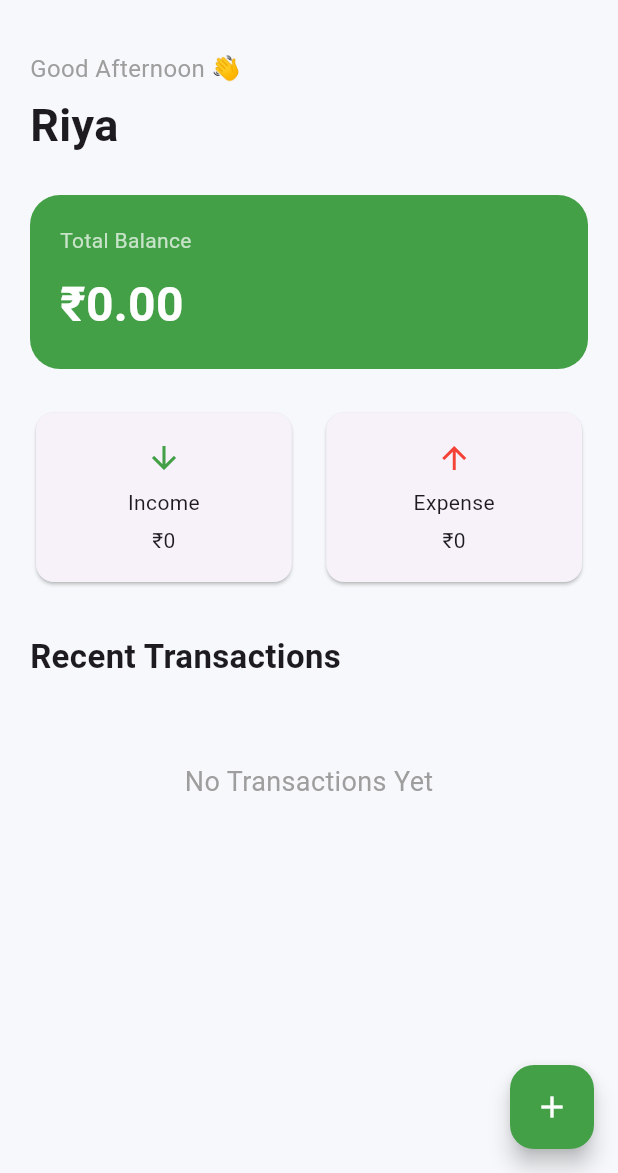
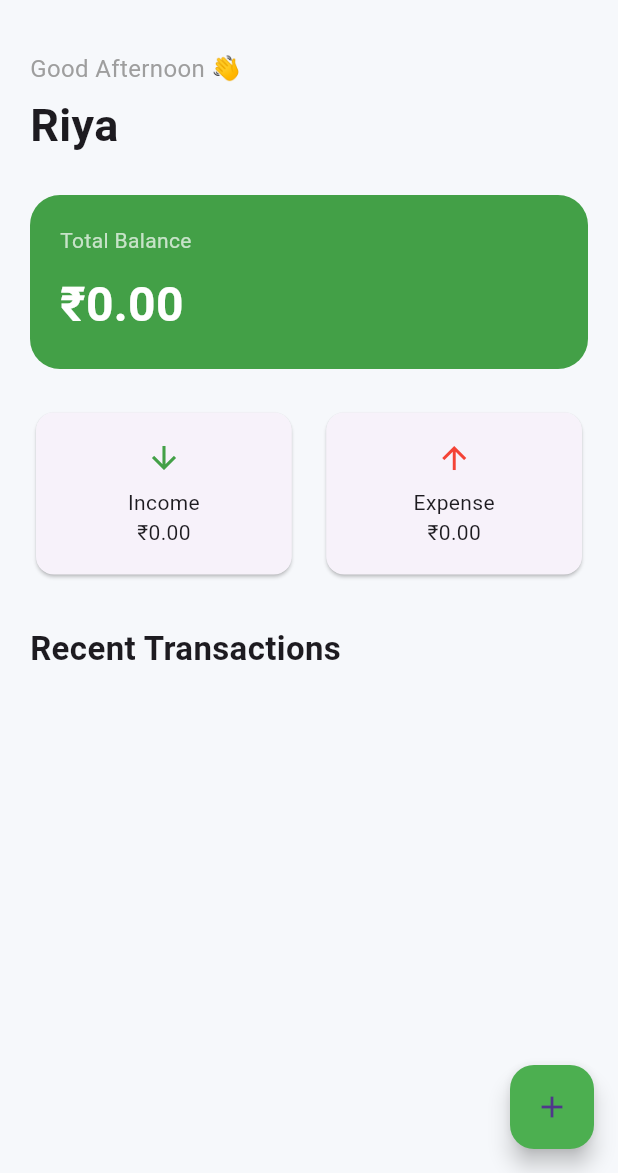
Before and after one commit to riya3100/pocket_tracker, a Flutter app: the DashboardScreen screen opened directly, on a phone screen of 412 x 824 dp, the part 63-1236 px from its top. Run offline on Flutter 3.47's test engine with Material 3 defaults, Android fonts, the phone set to English and light mode, and no system bars; our stand-ins replace cloud_firestore, firebase_auth, firebase_core; accounts and stored records are empty.

Commit message:
transaction is successfull

```diff
--- a/lib/screens/home/dashboard_screen.dart
+++ b/lib/screens/home/dashboard_screen.dart
@@ -1,7 +1,17 @@
 import 'package:flutter/material.dart';
+import 'package:cloud_firestore/cloud_firestore.dart';
+import 'add_transaction_screen.dart';
 
-class DashboardScreen extends StatelessWidget {
+class DashboardScreen extends StatefulWidget {
   const DashboardScreen({super.key});
+
+  @override
+  State<DashboardScreen> createState() => _DashboardScreenState();
+}
+
+class _DashboardScreenState extends State<DashboardScreen> {
+  double totalIncome = 0;
+  double totalExpense = 0;
 
   @override
   Widget build(BuildContext context) {
@@ -13,14 +23,47 @@ class DashboardScreen extends StatelessWidget {
         elevation: 0,
         title: const Text(
           "Pocket Tracker",
-          style: TextStyle(color: Colors.black, fontWeight: FontWeight.bold),
+          style: TextStyle(
+            color: Colors.black,
+            fontWeight: FontWeight.bold,
+          ),
         ),
       ),
 
-      body: Padding(
+      body: StreamBuilder<QuerySnapshot>(
+        stream: FirebaseFirestore.instance
+            .collection("transactions")
+            .orderBy("createdAt", descending: true)
+            .snapshots(),
+
+        builder: (context, snapshot) {
+
+          if (!snapshot.hasData) {
+            return const Center(child: CircularProgressIndicator());
+          }
+
+          final docs = snapshot.data!.docs;
+
+          // RESET VALUES
+          totalIncome = 0;
+          totalExpense = 0;
+
+          for (var doc in docs) {
+            double amount = (doc["amount"] as num).toDouble();
+
+            if (doc["type"] == "Income") {
+              totalIncome += amount;
+            } else {
+              totalExpense += amount;
+            }
+          }
+
+          double totalBalance = totalIncome - totalExpense;
+
+          return ListView(
             padding: const EdgeInsets.all(20),
-        child: ListView(
             children: [
+
               const Text(
                 "Good Afternoon 👋",
                 style: TextStyle(color: Colors.grey, fontSize: 16),
@@ -35,25 +78,24 @@ class DashboardScreen extends StatelessWidget {
 
               const SizedBox(height: 25),
 
+              // BALANCE CARD
               Container(
                 padding: const EdgeInsets.all(20),
                 decoration: BoxDecoration(
                   color: Colors.green.shade600,
                   borderRadius: BorderRadius.circular(20),
                 ),
-              child: const Column(
+                child: Column(
                   crossAxisAlignment: CrossAxisAlignment.start,
                   children: [
-                  Text(
+                    const Text(
                       "Total Balance",
                       style: TextStyle(color: Colors.white70),
                     ),
-
-                  SizedBox(height: 10),
-
+                    const SizedBox(height: 10),
                     Text(
-                    "₹0.00",
-                    style: TextStyle(
+                      "₹${totalBalance.toStringAsFixed(2)}",
+                      style: const TextStyle(
                         color: Colors.white,
                         fontSize: 32,
                         fontWeight: FontWeight.bold,
@@ -65,41 +107,39 @@ class DashboardScreen extends StatelessWidget {
 
               const SizedBox(height: 25),
 
+              // INCOME + EXPENSE
               Row(
                 children: [
+
                   Expanded(
                     child: Card(
                       child: Padding(
-                      padding: EdgeInsets.all(18),
+                        padding: const EdgeInsets.all(18),
                         child: Column(
                           children: [
-                          Icon(
-                            Icons.arrow_downward,
-                            color: Colors.green.shade600,
-                          ),
-                          SizedBox(height: 8),
-                          Text("Income"),
-                          SizedBox(height: 5),
-                          Text("₹0"),
+                            Icon(Icons.arrow_downward,
+                                color: Colors.green.shade600),
+                            const SizedBox(height: 8),
+                            const Text("Income"),
+                            Text("₹${totalIncome.toStringAsFixed(2)}"),
                           ],
                         ),
                       ),
                     ),
                   ),
 
-                SizedBox(width: 15),
+                  const SizedBox(width: 15),
 
                   Expanded(
                     child: Card(
                       child: Padding(
-                      padding: EdgeInsets.all(18),
+                        padding: const EdgeInsets.all(18),
                         child: Column(
                           children: [
-                          Icon(Icons.arrow_upward, color: Colors.red),
-                          SizedBox(height: 8),
-                          Text("Expense"),
-                          SizedBox(height: 5),
-                          Text("₹0"),
+                            const Icon(Icons.arrow_upward, color: Colors.red),
+                            const SizedBox(height: 8),
+                            const Text("Expense"),
+                            Text("₹${totalExpense.toStringAsFixed(2)}"),
                           ],
                         ),
                       ),
@@ -112,28 +152,70 @@ class DashboardScreen extends StatelessWidget {
 
               const Text(
                 "Recent Transactions",
-              style: TextStyle(fontSize: 22, fontWeight: FontWeight.bold),
+                style: TextStyle(
+                    fontSize: 22, fontWeight: FontWeight.bold),
               ),
 
               const SizedBox(height: 15),
 
-            const Center(
-              child: Padding(
-                padding: EdgeInsets.only(top: 40),
-                child: Text(
-                  "No Transactions Yet",
-                  style: TextStyle(color: Colors.grey, fontSize: 18),
+              // TRANSACTIONS LIST
+              ListView.builder(
+                shrinkWrap: true,
+                physics: const NeverScrollableScrollPhysics(),
+                itemCount: docs.length,
+                itemBuilder: (context, index) {
+
+                  var transaction = docs[index];
+
+                  return Card(
+                    margin: const EdgeInsets.only(bottom: 12),
+                    child: ListTile(
+                      leading: CircleAvatar(
+                        backgroundColor: transaction["type"] == "Income"
+                            ? Colors.green.shade100
+                            : Colors.red.shade100,
+                        child: Icon(
+                          transaction["type"] == "Income"
+                              ? Icons.arrow_downward
+                              : Icons.arrow_upward,
+                          color: transaction["type"] == "Income"
+                              ? Colors.green
+                              : Colors.red,
+                        ),
+                      ),
+
+                      title: Text(transaction["title"]),
+                      subtitle: Text(transaction["category"]),
+
+                      trailing: Text(
+                        "₹${transaction["amount"]}",
+                        style: TextStyle(
+                          fontWeight: FontWeight.bold,
+                          color: transaction["type"] == "Income"
+                              ? Colors.green
+                              : Colors.red,
                         ),
                       ),
                     ),
+                  );
+                },
+              ),
             ],
-        ),
+          );
+        },
       ),
 
       floatingActionButton: FloatingActionButton(
-        backgroundColor: Colors.green.shade600,
-        onPressed: () {},
-        child: const Icon(Icons.add, color: Colors.white),
+        backgroundColor: Colors.green,
+        onPressed: () {
+          Navigator.push(
+            context,
+            MaterialPageRoute(
+              builder: (_) => const AddTransactionScreen(),
+            ),
+          );
+        },
+        child: const Icon(Icons.add),
       ),
     );
   }
--- a/pubspec.yaml
+++ b/pubspec.yaml
@@ -37,6 +37,7 @@ dependencies:
   firebase_core: ^4.1.1
   firebase_auth: ^6.5.4
   intl: ^0.20.2
+  cloud_firestore: ^6.6.0
 dev_dependencies:
   flutter_test:
     sdk: flutter
```
Also changed, not shown: lib/screens/home/add_transaction_screen.dart (+30 -20 lines), lib/services/transaction_service.dart (added, +22 -0 lines), pubspec.lock, 3 other files. Lines whose indentation alone changed are shown as unchanged.
